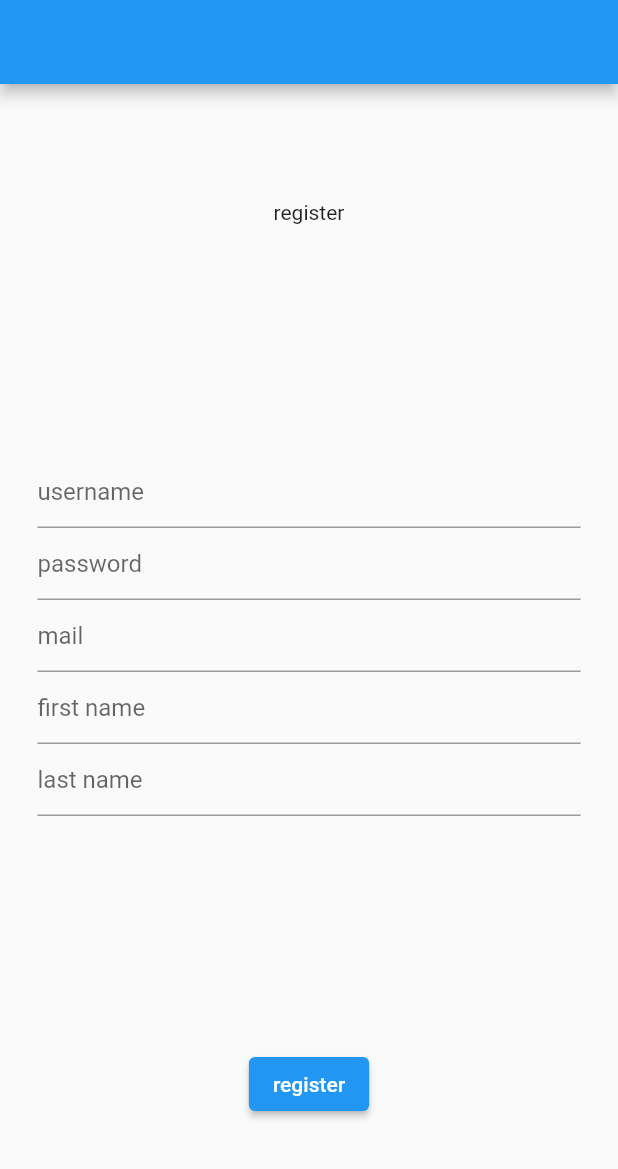
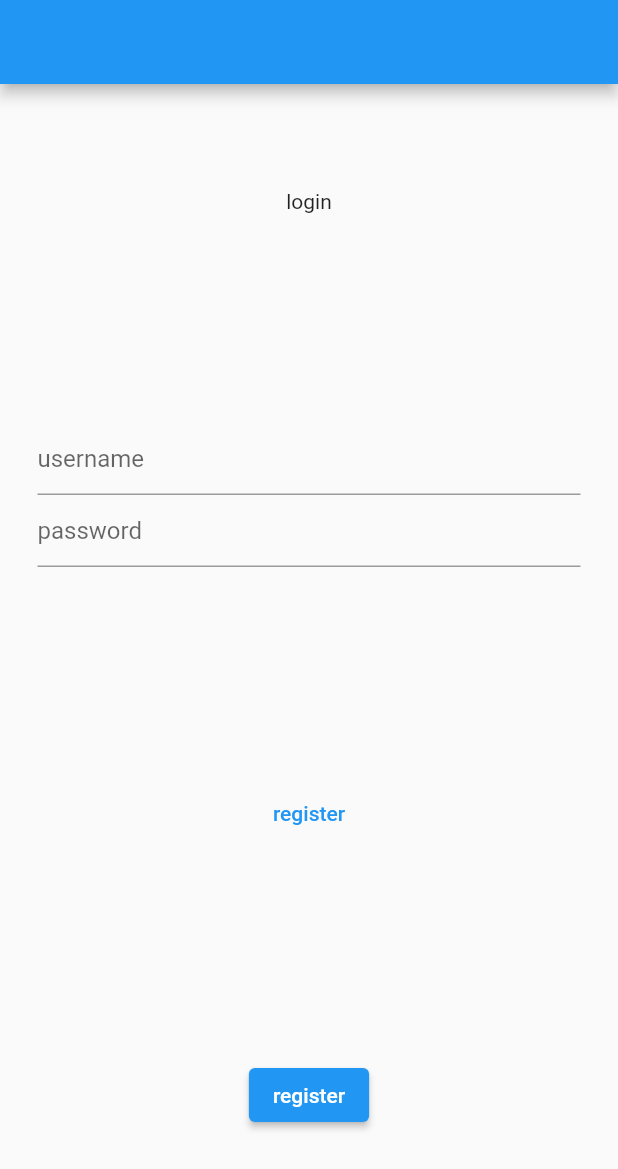
Before and after one commit to oguzhan2142/date_app, a Flutter app: the screen it shows after launch, on a phone screen of 412 x 824 dp. Shown: the top 1169 px of the screen. Run offline on Flutter 3.47's test engine with Material 2 defaults, Android fonts, the phone set to English and light mode, and no system bars; our stand-ins replace dio, flutter_riverpod, go_router, pretty_dio_logger.

Commit message:
login and register

```diff
--- /dev/null
+++ b/lib/features/authentication/model/login_input.dart
@@ -0,0 +1,17 @@
+import 'package:json_annotation/json_annotation.dart';
+
+part 'login_input.g.dart';
+
+@JsonSerializable()
+class LoginInput {
+  final String username;
+  final String password;
+
+  LoginInput({
+    required this.username,
+    required this.password,
+  });
+
+  Map<String, dynamic> toJson() => _$LoginInputToJson(this);
+  factory LoginInput.fromJson(Map<String, dynamic> json) => _$LoginInputFromJson(json);
+}
--- /dev/null
+++ b/lib/features/authentication/provider/login_provider.dart
@@ -0,0 +1,5 @@
+import 'package:flutter_riverpod/flutter_riverpod.dart';
+
+final loginBtnLoadingProvider = StateProvider<bool>((ref) {
+  return false;
+});
--- /dev/null
+++ b/lib/features/authentication/view/login_view.dart
@@ -0,0 +1,70 @@
+import 'package:flutter/material.dart';
+import 'package:flutter_riverpod/flutter_riverpod.dart';
+import 'package:frontend/features/authentication/provider/login_provider.dart';
+import 'package:frontend/features/authentication/viewmodel/login_viewmodel.dart';
+import 'package:go_router/go_router.dart';
+
+import '../../../enums/padding_type.dart';
+
+class LoginView extends ConsumerStatefulWidget {
+  const LoginView({super.key});
+
+  @override
+  ConsumerState<ConsumerStatefulWidget> createState() => _LoginViewState();
+}
+
+class _LoginViewState extends ConsumerState<LoginView> {
+  late final LoginViewModel viewModel;
+
+  @override
+  void initState() {
+    viewModel = LoginViewModel(context: context, ref: ref);
+    super.initState();
+  }
+
+  @override
+  Widget build(BuildContext context) {
+    return Scaffold(
+      appBar: AppBar(),
+      body: Padding(
+        padding: PaddingType.PAGE.insets,
+        child: Column(
+          mainAxisAlignment: MainAxisAlignment.spaceAround,
+          children: [
+            const Text('login'),
+            Form(
+              child: Column(
+                children: [
+                  TextFormField(
+                    decoration: const InputDecoration(hintText: 'username'),
+                    controller: viewModel.usernameController,
+                  ),
+                  TextFormField(
+                    decoration: const InputDecoration(hintText: 'password'),
+                    obscureText: true,
+                    controller: viewModel.passwordController,
+                  ),
+                ],
+              ),
+            ),
+            TextButton(
+              onPressed: () {
+                GoRouter.of(context).push('/register');
+              },
+              child: const Text('register'),
+            ),
+            Consumer(
+              builder: (context, ref, child) {
+                final isLoading = ref.watch(loginBtnLoadingProvider);
+                return ElevatedButton(
+                  onPressed: isLoading ? null : viewModel.onLogin,
+                  child: const Text('register'),
+                );
+              },
+            )
+          ],
+        ),
+      ),
+    );
+  }
+}
--- /dev/null
+++ b/lib/features/authentication/viewmodel/login_viewmodel.dart
@@ -0,0 +1,35 @@
+import 'package:flutter/material.dart';
+import 'package:frontend/base/view_model.dart';
+import 'package:frontend/features/authentication/model/login_input.dart';
+import 'package:frontend/features/authentication/provider/login_provider.dart';
+import 'package:frontend/features/authentication/provider/repository_provider.dart';
+import 'package:go_router/go_router.dart';
+
+import '../../../model/auth.dart';
+
+class LoginViewModel extends ViewModel {
+  final usernameController = TextEditingController();
+  final passwordController = TextEditingController();
+
+  LoginViewModel({required super.context, required super.ref});
+
+  void onLogin() {
+    ref.read(loginBtnLoadingProvider.state).state = true;
+    final loginInput = LoginInput(
+      username: usernameController.text,
+      password: passwordController.text,
+    );
+    ref.read(authRepositoryProvider).login(loginInput: loginInput).then((value) {
+      if (value != null) {
+        Auth.instance = value;
+        GoRouter.of(context).replaceNamed('/match');
+
+        print('logged in');
+      } else {
+        print('logged in unsuccessful');
+      }
+
+      ref.read(loginBtnLoadingProvider.state).state = false;
+    });
+  }
+}
--- a/lib/features/authentication/viewmodel/register_viewmodel.dart
+++ b/lib/features/authentication/viewmodel/register_viewmodel.dart
@@ -2,9 +2,9 @@ import 'package:flutter/material.dart';
 import 'package:frontend/base/view_model.dart';
 import 'package:frontend/features/authentication/provider/register_provider.dart';
 import 'package:frontend/features/authentication/provider/repository_provider.dart';
-import 'package:frontend/model/auth_input.dart';
 
 import '../../../model/auth.dart';
+import '../model/auth_input.dart';
 
 class RegisterViewModel extends ViewModel {
   final usernameController = TextEditingController();
--- a/lib/features/match/provider/match_provider.dart
+++ b/lib/features/match/provider/match_provider.dart
@@ -1,5 +1,6 @@
 import 'package:flutter/material.dart';
 import 'package:flutter_riverpod/flutter_riverpod.dart';
+import 'package:frontend/model/auth.dart';
 
 import 'package:frontend/providers/repository_providers.dart';
 
@@ -22,7 +23,7 @@ class MatchUserNotifier extends ChangeNotifier {
   });
 
   void nextMatch() async {
-    var nextUser = await apiRepository.getNextMatchUser();
+    var nextUser = await apiRepository.getNextMatchUser(userId: Auth.instance.user.id);
 
     matchUser = nextUser;
     print('notified');
--- a/lib/manager/request_manager.dart
+++ b/lib/manager/request_manager.dart
@@ -1,12 +1,13 @@
 import 'package:dio/dio.dart';
 import 'package:frontend/enums/request_type.dart';
 import 'package:frontend/manager/interceptor/token_interceptor.dart';
+import 'package:pretty_dio_logger/pretty_dio_logger.dart';
 
 class RequestManager {
   late final Dio _dio;
   RequestManager(String baseUrl) {
     _dio = Dio(BaseOptions(baseUrl: baseUrl));
-    // _dio.interceptors.add(PrettyDioLogger());
+    _dio.interceptors.add(PrettyDioLogger(requestBody: true));
     _dio.interceptors.add(TokenInterceptor());
   }
 
--- a/lib/repository/api_repository.dart
+++ b/lib/repository/api_repository.dart
@@ -7,11 +7,11 @@ class ApiRepository extends BaseRepository implements IApiRepository {
   ApiRepository({required super.requestManager});
 
   @override
-  Future<MatchUser?> getNextMatchUser() {
+  Future<MatchUser?> getNextMatchUser({required String userId}) {
     return requestManager.getSingle(
-      path: '/api/match',
+      path: '/api/match/next',
       requestType: RequestType.GET,
-      queryParameters: {'userId': "6344293f3816d40cf6120609"},
+      queryParameters: {'userId': userId},
       converter: (json) => MatchUser.fromJson(json),
     );
   }
--- a/lib/repository/authentication_repository.dart
+++ b/lib/repository/authentication_repository.dart
@@ -1,18 +1,20 @@
 import 'package:frontend/enums/request_type.dart';
-import 'package:frontend/model/auth_input.dart';
+import 'package:frontend/features/authentication/model/login_input.dart';
 import 'package:frontend/model/auth.dart';
 import 'package:frontend/repository/base_repository.dart';
 import 'package:frontend/repository/i_authentication_repository.dart';
+
+import '../features/authentication/model/auth_input.dart';
 
 class AuthenticationRepository extends BaseRepository implements IAuthenticationRepository {
   AuthenticationRepository({required super.requestManager});
 
   @override
-  Future<Auth?> login({required AuthInput authInput}) {
+  Future<Auth?> login({required LoginInput loginInput}) {
     return requestManager.getSingle<Auth?>(
       path: '/api/user/login',
       requestType: RequestType.POST,
-      body: authInput.toJson(),
+      body: loginInput.toJson(),
       converter: (json) => Auth.fromJson(json),
     );
   }
--- a/lib/repository/i_api_repository.dart
+++ b/lib/repository/i_api_repository.dart
@@ -1,5 +1,5 @@
 import '../model/match_user.dart';
 
 abstract class IApiRepository {
-  Future<MatchUser?> getNextMatchUser();
+  Future<MatchUser?> getNextMatchUser({required String userId});
 }
--- a/lib/repository/i_authentication_repository.dart
+++ b/lib/repository/i_authentication_repository.dart
@@ -1,9 +1,10 @@
-import 'package:frontend/model/auth_input.dart';
+import 'package:frontend/features/authentication/model/login_input.dart';
 
+import '../features/authentication/model/auth_input.dart';
 import '../model/auth.dart';
 
 abstract class IAuthenticationRepository {
   Future<Auth?> register({required AuthInput authInput});
 
-  Future<Auth?> login({required AuthInput authInput});
+  Future<Auth?> login({required LoginInput loginInput});
 }
--- a/lib/router/route_manager.dart
+++ b/lib/router/route_manager.dart
@@ -1,4 +1,5 @@
 import 'package:flutter/material.dart';
+import 'package:frontend/features/authentication/view/login_view.dart';
 import 'package:frontend/features/authentication/view/register_view.dart';
 import 'package:frontend/features/match/view/match_view.dart';
 import 'package:frontend/features/onboarding/view/splash_view.dart';
@@ -9,7 +10,7 @@ class RouteManager {
   RouteManager._();
 
   final GoRouter router = GoRouter(
-    initialLocation: '/register',
+    initialLocation: '/login',
     routes: <GoRoute>[
       GoRoute(
         path: '/',
@@ -25,6 +26,12 @@ class RouteManager {
         },
       ),
       GoRoute(
+        path: '/login',
+        builder: (BuildContext context, GoRouterState state) {
+          return const LoginView();
+        },
+      ),
+      GoRoute(
         path: '/match',
         name: '/match',
         builder: (BuildContext context, GoRouterState state) {
```
Also changed, not shown: lib/model/user.dart (+10 -8 lines), lib/features/authentication/model/auth_input.dart (renamed from lib/model/auth_input.dart), lib/features/authentication/model/auth_input.g.dart (renamed from lib/model/auth_input.g.dart), lib/features/authentication/model/login_input.g.dart (added), lib/model/user.g.dart.
